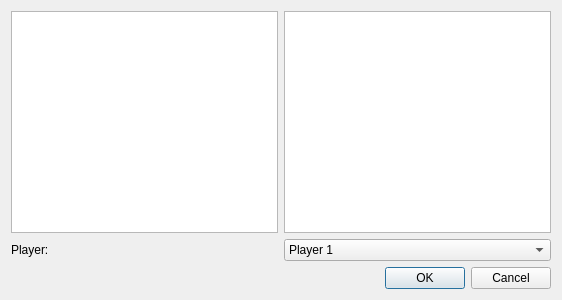
Before: the Qt Designer form Qt/addPilotDialog.ui in mauriciodev/mywing, drawn with Qt 5.
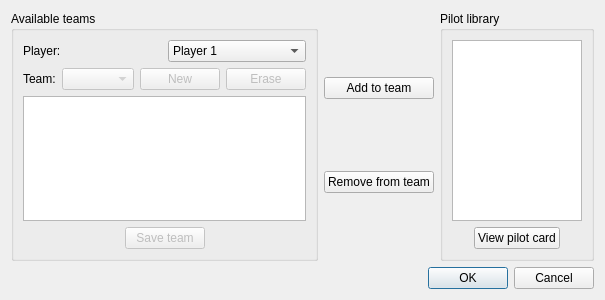
After: the same form once the commit is applied.

Commit message: Team builder prototype.

What changed in the file:
```diff
--- a/Qt/addPilotDialog.ui
+++ b/Qt/addPilotDialog.ui
@@ -6,50 +6,227 @@
    <rect>
     <x>0</x>
     <y>0</y>
-    <width>562</width>
+    <width>605</width>
     <height>300</height>
    </rect>
   </property>
   <property name="windowTitle">
    <string>Add pilot to game</string>
   </property>
-  <layout class="QVBoxLayout" name="verticalLayout">
-   <item>
-    <layout class="QHBoxLayout" name="horizontalLayout">
+  <layout class="QGridLayout" name="gridLayout_2">
+   <item row="0" column="1">
+    <layout class="QVBoxLayout" name="verticalLayout">
      <item>
-      <widget class="QListWidget" name="pilotListWidget"/>
-     </item>
-     <item>
-      <widget class="QTextEdit" name="descriptionTextEdit"/>
-     </item>
-    </layout>
-   </item>
-   <item>
-    <layout class="QHBoxLayout" name="horizontalLayout_2">
-     <item>
-      <widget class="QLabel" name="label">
+      <widget class="QPushButton" name="addToTeamPushButton">
        <property name="text">
-        <string>Player:</string>
+        <string>Add to team</string>
        </property>
       </widget>
      </item>
      <item>
-      <widget class="QComboBox" name="playerComboBox">
-       <item>
-        <property name="text">
-         <string>Player 1</string>
-        </property>
-       </item>
-       <item>
-        <property name="text">
-         <string>Player 2</string>
-        </property>
-       </item>
+      <widget class="QPushButton" name="pushButton_3">
+       <property name="text">
+        <string>Remove from team</string>
+       </property>
       </widget>
      </item>
     </layout>
    </item>
-   <item>
+   <item row="0" column="2">
+    <widget class="QGroupBox" name="groupBox_2">
+     <property name="title">
+      <string>Pilot library</string>
+     </property>
+     <layout class="QGridLayout" name="gridLayout">
+      <item row="0" column="0">
+       <widget class="QListWidget" name="pilotListWidget"/>
+      </item>
+      <item row="1" column="0">
+       <layout class="QHBoxLayout" name="horizontalLayout">
+        <item>
+         <spacer name="horizontalSpacer">
+          <property name="orientation">
+           <enum>Qt::Horizontal</enum>
+          </property>
+          <property name="sizeHint" stdset="0">
+           <size>
+            <width>40</width>
+            <height>20</height>
+           </size>
+          </property>
+         </spacer>
+        </item>
+        <item>
+         <widget class="QPushButton" name="pushButton">
+          <property name="sizePolicy">
+           <sizepolicy hsizetype="Fixed" vsizetype="Fixed">
+            <horstretch>0</horstretch>
+            <verstretch>0</verstretch>
+           </sizepolicy>
+          </property>
+          <property name="text">
+           <string>View pilot card</string>
+          </property>
+         </widget>
+        </item>
+        <item>
+         <spacer name="horizontalSpacer_2">
+          <property name="orientation">
+           <enum>Qt::Horizontal</enum>
+          </property>
+          <property name="sizeHint" stdset="0">
+           <size>
+            <width>40</width>
+            <height>20</height>
+           </size>
+          </property>
+         </spacer>
+        </item>
+       </layout>
+      </item>
+     </layout>
+    </widget>
+   </item>
+   <item row="0" column="0">
+    <widget class="QGroupBox" name="groupBox">
+     <property name="title">
+      <string>Available teams</string>
+     </property>
+     <layout class="QGridLayout" name="gridLayout_3">
+      <item row="0" column="0">
+       <layout class="QHBoxLayout" name="horizontalLayout_2">
+        <item>
+         <widget class="QLabel" name="label">
+          <property name="text">
+           <string>Player:</string>
+          </property>
+         </widget>
+        </item>
+        <item>
+         <widget class="QComboBox" name="playerComboBox">
+          <item>
+           <property name="text">
+            <string>Player 1</string>
+           </property>
+          </item>
+          <item>
+           <property name="text">
+            <string>Player 2</string>
+           </property>
+          </item>
+         </widget>
+        </item>
+       </layout>
+      </item>
+      <item row="1" column="0">
+       <layout class="QHBoxLayout" name="horizontalLayout_3">
+        <item>
+         <widget class="QLabel" name="label_2">
+          <property name="sizePolicy">
+           <sizepolicy hsizetype="Fixed" vsizetype="Fixed">
+            <horstretch>0</horstretch>
+            <verstretch>0</verstretch>
+           </sizepolicy>
+          </property>
+          <property name="text">
+           <string>Team:</string>
+          </property>
+         </widget>
+        </item>
+        <item>
+         <widget class="QComboBox" name="comboBox">
+          <property name="enabled">
+           <bool>false</bool>
+          </property>
+         </widget>
+        </item>
+        <item>
+         <widget class="QPushButton" name="pushButton_5">
+          <property name="enabled">
+           <bool>false</bool>
+          </property>
+          <property name="sizePolicy">
+           <sizepolicy hsizetype="Fixed" vsizetype="Fixed">
+            <horstretch>0</horstretch>
+            <verstretch>0</verstretch>
+           </sizepolicy>
+          </property>
+          <property name="text">
+           <string>New</string>
+          </property>
+         </widget>
+        </item>
+        <item>
+         <widget class="QPushButton" name="pushButton_6">
+          <property name="enabled">
+           <bool>false</bool>
+          </property>
+          <property name="sizePolicy">
+           <sizepolicy hsizetype="Fixed" vsizetype="Fixed">
+            <horstretch>0</horstretch>
+            <verstretch>0</verstretch>
+           </sizepolicy>
+          </property>
+          <property name="text">
+           <string>Erase</string>
+          </property>
+         </widget>
+        </item>
+       </layout>
+      </item>
+      <item row="3" column="0">
+       <layout class="QHBoxLayout" name="horizontalLayout_4">
+        <item>
+         <spacer name="horizontalSpacer_3">
+          <property name="orientation">
+           <enum>Qt::Horizontal</enum>
+          </property>
+          <property name="sizeHint" stdset="0">
+           <size>
+            <width>40</width>
+            <height>20</height>
+           </size>
+          </property>
+         </spacer>
+        </item>
+        <item>
+         <widget class="QPushButton" name="pushButton_4">
+          <property name="enabled">
+           <bool>false</bool>
+          </property>
+          <property name="sizePolicy">
+           <sizepolicy hsizetype="Fixed" vsizetype="Fixed">
+            <horstretch>0</horstretch>
+            <verstretch>0</verstretch>
+           </sizepolicy>
+          </property>
+          <property name="text">
+           <string>Save team</string>
+          </property>
+         </widget>
+        </item>
+        <item>
+         <spacer name="horizontalSpacer_4">
+          <property name="orientation">
+           <enum>Qt::Horizontal</enum>
+          </property>
+          <property name="sizeHint" stdset="0">
+           <size>
+            <width>40</width>
+            <height>20</height>
+           </size>
+          </property>
+         </spacer>
+        </item>
+       </layout>
+      </item>
+      <item row="2" column="0">
+       <widget class="QListWidget" name="teamPilotListWidget"/>
+      </item>
+     </layout>
+    </widget>
+   </item>
+   <item row="1" column="0" colspan="3">
     <widget class="QDialogButtonBox" name="buttonBox">
      <property name="orientation">
       <enum>Qt::Horizontal</enum>
```
Left out of the diff: 106 changed lines with no effect on the pictures. The commit also changes 1 other file.
